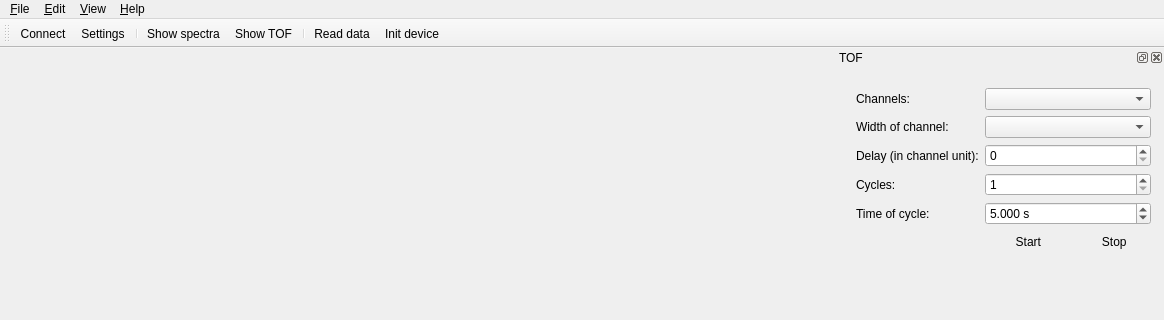
Qt form ui/spectrometer-client/mainwindow.ui (tre3k/spectrometer) before a commit; both pictures show x 0 to 1164 and y 0 to 320 of the 1164 by 743 pixel window.
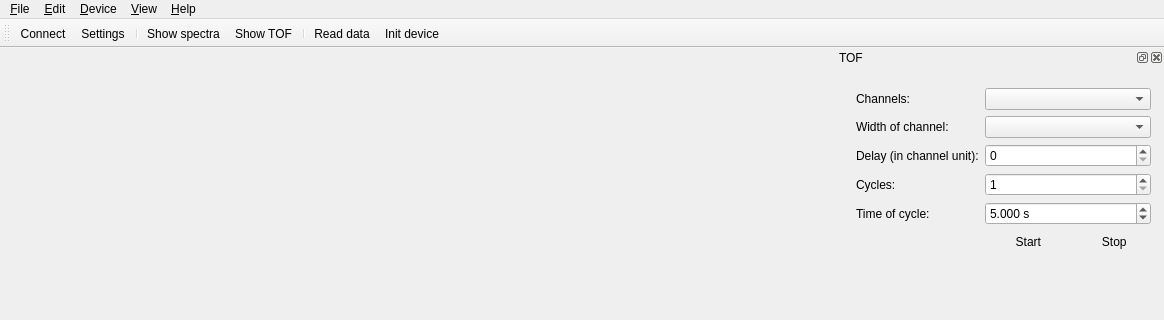
The same form after that commit. Icons and pictures are not drawn.

```diff
--- a/ui/spectrometer-client/mainwindow.ui
+++ b/ui/spectrometer-client/mainwindow.ui
@@ -27,7 +27,7 @@
      <x>0</x>
      <y>0</y>
      <width>1164</width>
-     <height>21</height>
+     <height>20</height>
     </rect>
    </property>
    <widget class="QMenu" name="menu_File">
@@ -58,8 +58,16 @@
     <addaction name="actionSpectra"/>
     <addaction name="actionTOF"/>
    </widget>
+   <widget class="QMenu" name="menuDevice">
+    <property name="title">
+     <string>&amp;Device</string>
+    </property>
+    <addaction name="actionRead_data"/>
+    <addaction name="actionInit_device"/>
+   </widget>
    <addaction name="menu_File"/>
    <addaction name="menu_Edit"/>
+   <addaction name="menuDevice"/>
    <addaction name="menuView"/>
    <addaction name="menu_Help"/>
   </widget>
```
Left out of the diff: 8 changed lines with no effect on the pictures.
